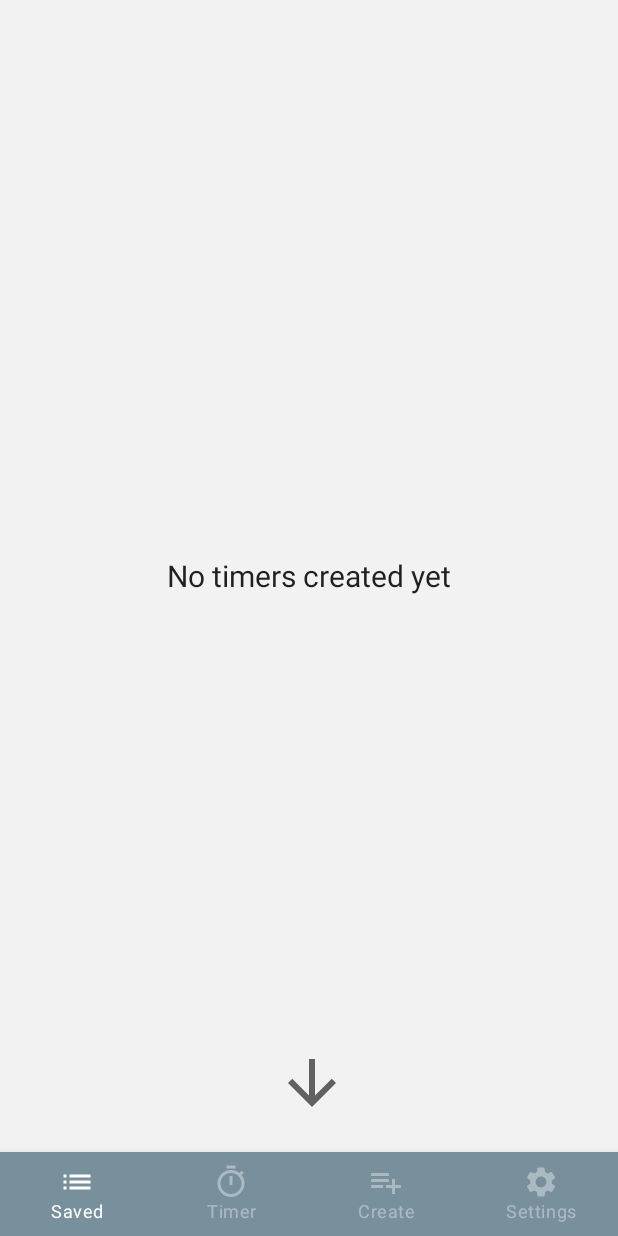
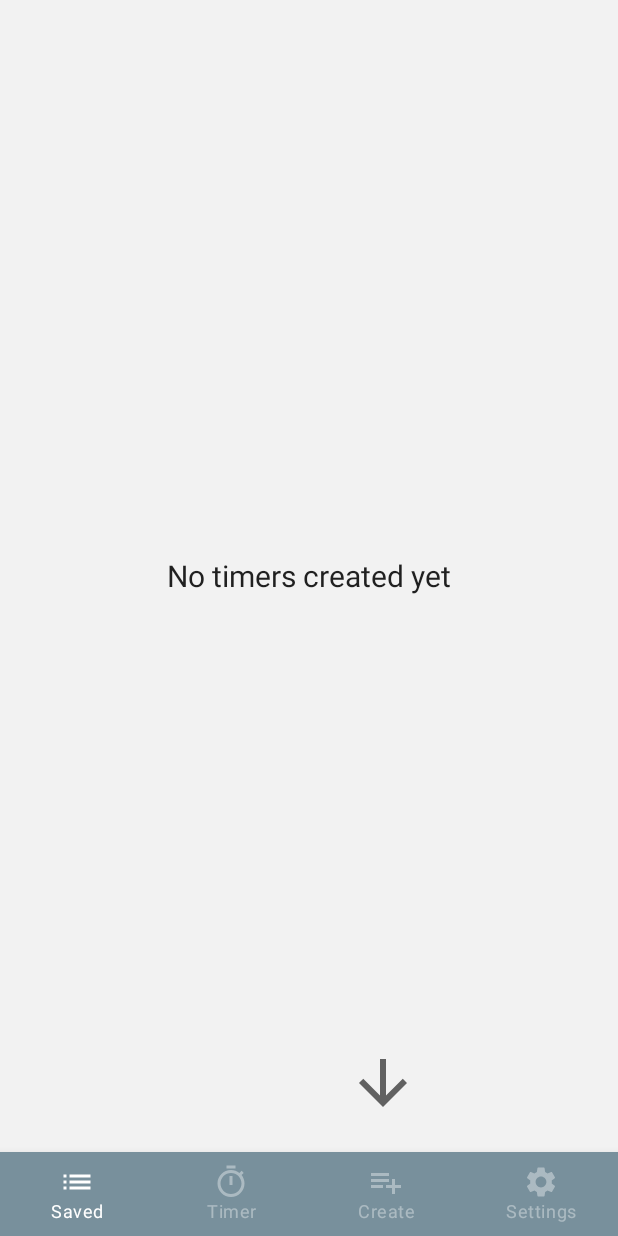
Before and after one commit to AndreiKlem/akTimer, an Android app built with Jetpack Compose: the screen it shows after launch (MainActivity), on a phone screen of 412 x 824 dp. Run offline under Robolectric (Android 15) with nearby library versions, the phone set to English and light mode, and no system bars; our stand-ins replace Dagger/Hilt's generated code, Room's generated code, accompanist, livedata-compose; libraries missing offline, so code that uses them is left out: com.google.accompanist.navigation.

Commit message:
Arrow positioning

```diff
--- a/app/src/main/java/ru/aklem/aktimer/screens/Saved.kt
+++ b/app/src/main/java/ru/aklem/aktimer/screens/Saved.kt
@@ -36,6 +36,7 @@ import kotlinx.coroutines.InternalCoroutinesApi
 import kotlinx.coroutines.launch
 import ru.aklem.aktimer.R
 import ru.aklem.aktimer.data.Chart
+import ru.aklem.aktimer.utils.getTestCharts
 import ru.aklem.aktimer.viewmodel.ChartViewModel
 import ru.aklem.aktimer.viewmodel.TimerViewModel
 
@@ -48,6 +49,8 @@ fun SavedScreen(
     timerViewModel: TimerViewModel,
     chartViewModel: ChartViewModel,
 ) {
+    val configuration = LocalConfiguration.current
+    val screenWidth = configuration.screenWidthDp
     val charts = chartViewModel.charts.observeAsState().value
     val scaffoldState = rememberScaffoldState()
     val coroutineScope = rememberCoroutineScope()
@@ -77,24 +80,24 @@ fun SavedScreen(
                         text = stringResource(id = R.string.no_timers),
                         style = TextStyle(fontSize = 20.sp)
                     )
+                    // Several timers for testing purposes
+                    /*Button(
+                       modifier = Modifier.padding(top = 32.dp),
+                       onClick = { chartViewModel.insertTestChartsToDatabase(getTestCharts()) }
+                   ) {
+                       Text(text = stringResource(id = R.string.insert_timers))
+                   }*/
                 }
                 Box(
                     modifier = Modifier
                         .align(alignment = Alignment.BottomEnd)
-                        .padding(bottom = bottomPadding, end = 180.dp)
+                        .padding(bottom = bottomPadding, end = (screenWidth / 3.1).dp)
                 ) {
                     Image(
                         painter = painterResource(id = R.drawable.ic_arrow_down),
                         contentDescription = "Arrow down"
                     )
                 }
-                // Several timers for testing purposes
-                /* Button(
-                    modifier = Modifier.padding(top = 32.dp),
-                    onClick = { chartViewModel.insertTestChartsToDatabase(getTestCharts()) }
-                ) {
-                    Text(text = stringResource(id = R.string.insert_timers))
-                }*/
             }
         } else {
             if (LocalConfiguration.current.orientation == Configuration.ORIENTATION_PORTRAIT) {
```
